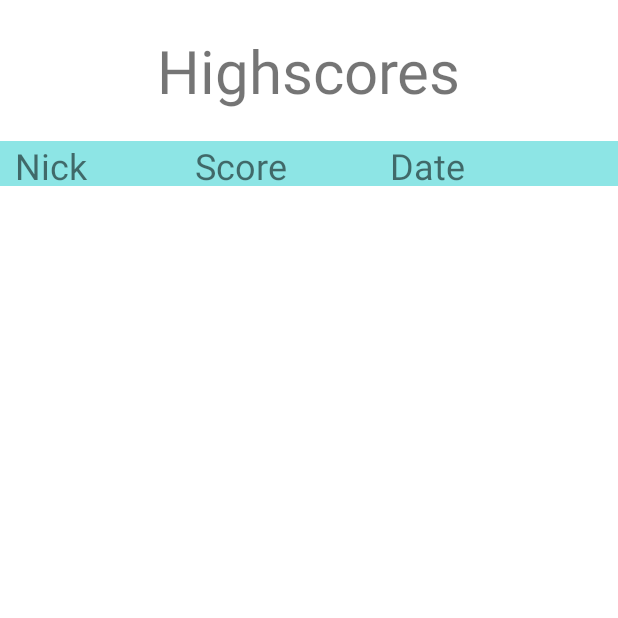
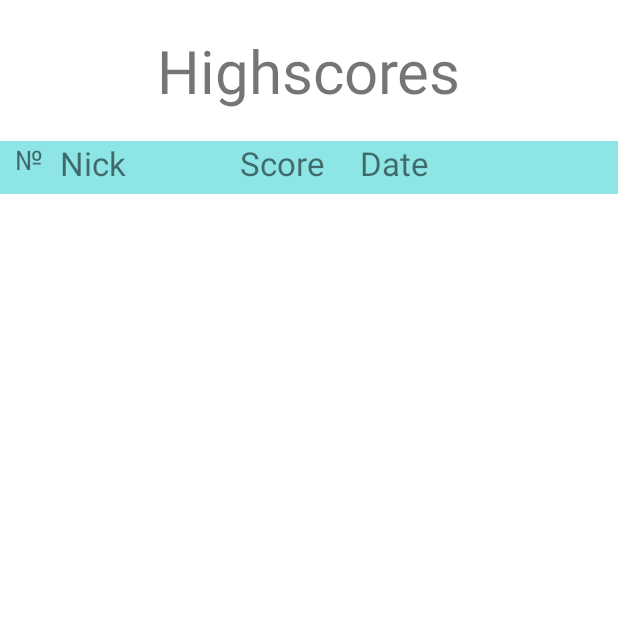
Before and after one commit to Kirill-Spesivtsev/Android_Space_Journey_Game, an Android app: the HighScoresActivity screen opened directly, with no data from a screen before it, on a phone screen of 412 x 824 dp, the top half of it. Run offline under Robolectric (Android 15) with nearby library versions, the phone set to English and light mode, and no system bars.

Commit message:
Added adapter, highscores display

```diff
--- a/app/src/main/java/com/example/android_game/HighScoresActivity.java
+++ b/app/src/main/java/com/example/android_game/HighScoresActivity.java
@@ -1,14 +1,27 @@
 package com.example.android_game;
+
+import static java.util.Collections.reverseOrder;
 
 import androidx.appcompat.app.AppCompatActivity;
 
+import android.annotation.SuppressLint;
+import android.database.Cursor;
 import android.database.sqlite.SQLiteDatabase;
+import android.os.Build;
 import android.os.Bundle;
+import android.widget.ListView;
+import android.widget.Toast;
+
+import java.util.ArrayList;
+import java.util.Collections;
+import java.util.Comparator;
 
 public class HighScoresActivity extends AppCompatActivity {
 
     private SQLiteDatabase db;
     private DatabaseHelper dbHelper;
+    private ArrayList<PlayerScore> scoresList = new ArrayList<>();
+    private ScoresTableAdapter adapter;
 
     @Override
     protected void onCreate(Bundle savedInstanceState) {
@@ -17,6 +30,38 @@ public class HighScoresActivity extends AppCompatActivity {
 
         dbHelper = new DatabaseHelper(getApplicationContext());
         db = dbHelper.getWritableDatabase();
-        dbHelper.onCreate(db);
+
+        pullData();
+
+        adapter = new ScoresTableAdapter(this, scoresList);
+        ListView lv = findViewById(R.id.list_highscore);
+        lv.setAdapter(adapter);
+    }
+
+    @SuppressLint("Range")
+    public void pullData(){
+        String query = "SELECT " + "* " + "FROM " + DatabaseHelper.TABLE + " ;";
+        Cursor cursor = db.rawQuery(query, null);
+
+        if (cursor.getCount() == 0){
+            Toast.makeText(this,"Пусто...", Toast.LENGTH_SHORT).show();
+        }
+        else{
+            ArrayList<PlayerScore> sList = new ArrayList<>();
+            while (cursor.moveToNext()) {
+                PlayerScore newScore = new PlayerScore();
+                newScore.nickname = cursor.getString(cursor.getColumnIndex(DatabaseHelper.COLUMN_NICKNAME));
+                newScore.highscore = cursor.getInt(cursor.getColumnIndex(DatabaseHelper.COLUMN_HIGHSCORE));
+                newScore.date = cursor.getString(cursor.getColumnIndex(DatabaseHelper.COLUMN_DATE));
+                sList.add(newScore);
+            }
+
+            if (Build.VERSION.SDK_INT >= Build.VERSION_CODES.N) {
+                sList.sort(Comparator.comparing(o -> o.highscore * -1));
+            }
+            scoresList.clear();
+            scoresList.addAll(sList);
+        }
+        cursor.close();
     }
 }
--- /dev/null
+++ b/app/src/main/java/com/example/android_game/ScoresTableAdapter.java
@@ -0,0 +1,61 @@
+package com.example.android_game;
+
+import android.content.Context;
+import android.view.LayoutInflater;
+import android.view.View;
+import android.view.ViewGroup;
+import android.widget.BaseAdapter;
+import android.widget.TextView;
+
+import java.util.ArrayList;
+
+public class ScoresTableAdapter extends BaseAdapter {
+
+    ArrayList<PlayerScore> objects;
+
+    Context context;
+
+    LayoutInflater inflater;
+
+    ScoresTableAdapter(Context con, ArrayList<PlayerScore> obj){
+        objects = obj;
+        context = con;
+        inflater = (LayoutInflater) context.getSystemService(Context.LAYOUT_INFLATER_SERVICE);
+    }
+
+    @Override
+    public int getCount() {
+        return objects.size();
+    }
+
+    @Override
+    public Object getItem(int i) {
+        return objects.get(i);
+    }
+
+    @Override
+    public long getItemId(int i) {
+        return i;
+    }
+
+    @Override
+    public View getView(int i, View view, ViewGroup viewGroup) {
+        View v = inflater.inflate(R.layout.list_item,null);
+        TextView tvNickName = v.findViewById(R.id.text_nickname);
+        TextView tvScore = v.findViewById(R.id.text_score);
+        TextView tvDate = v.findViewById(R.id.text_date);
+        TextView tvOrder = v.findViewById(R.id.text_order_number);
+
+        tvNickName.setText(objects.get(i).nickname);
+        tvScore.setText(Integer.toString(objects.get(i).highscore));
+        tvDate.setText(objects.get(i).date);
+        tvOrder.setText(Integer.toString(i+1));
+
+        return v;
+    }
+
+
+    public ArrayList<PlayerScore> getList(){
+        return objects;
+    }
+}
--- a/app/src/main/res/layout/activity_highscores.xml
+++ b/app/src/main/res/layout/activity_highscores.xml
@@ -17,35 +17,46 @@
 
     <LinearLayout
         android:layout_width="match_parent"
-        android:layout_height="30dp"
+        android:layout_height="35dp"
         android:background="@color/cloud_blue">
 
         <TextView
+            android:id="@+id/text_order_number"
             android:paddingStart="10dp"
-            android:layout_width="130dp"
+            android:layout_width="40dp"
             android:layout_height="wrap_content"
-            android:text="Nick"
-            android:textSize="24sp"
+            android:text="№"
+            android:textSize="18sp"
             android:layout_gravity="center_horizontal"/>
 
         <TextView
             android:paddingStart="0dp"
-            android:layout_width="130dp"
+            android:layout_width="120dp"
+            android:layout_height="wrap_content"
+            android:text="Nick"
+            android:textSize="22sp"
+            android:layout_gravity="center_horizontal"/>
+
+        <TextView
+            android:paddingStart="0dp"
+            android:layout_width="80dp"
             android:layout_height="wrap_content"
             android:text="Score"
-            android:textSize="24sp"
+            android:textSize="22sp"
             android:layout_gravity="center_horizontal"/>
+
         <TextView
             android:paddingStart="0dp"
-            android:layout_width="wrap_content"
+            android:layout_width="100dp"
             android:layout_height="wrap_content"
             android:text="Date"
-            android:textSize="24sp"
+            android:textSize="22sp"
             android:layout_gravity="center_horizontal"/>
 
     </LinearLayout>
 
     <ListView
+        android:id="@+id/list_highscore"
         android:layout_width="match_parent"
         android:layout_height="match_parent"></ListView>
 
```
Also changed, not shown: app/src/main/res/layout/list_item.xml (+27 -9 lines).
